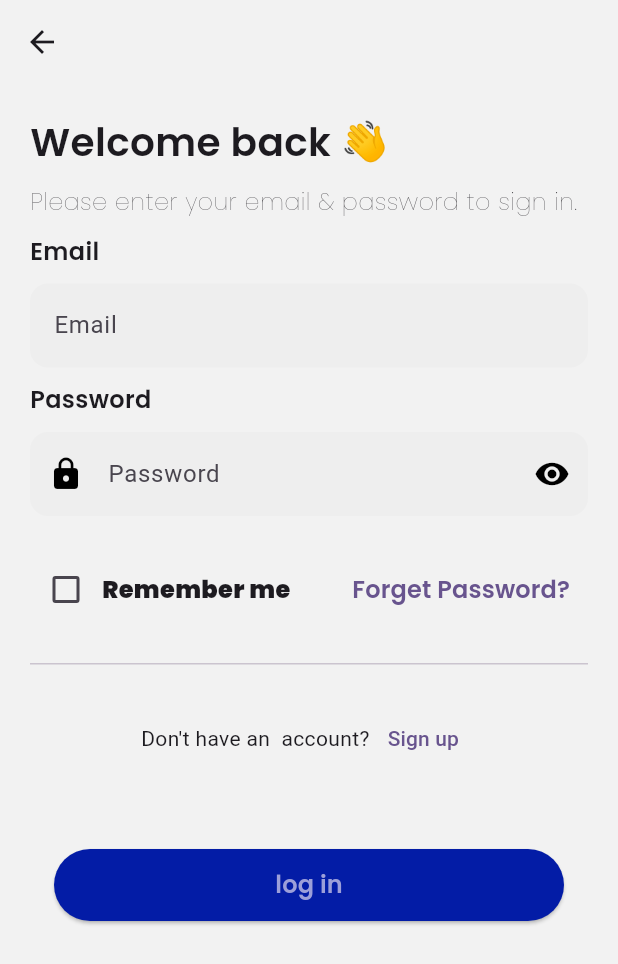
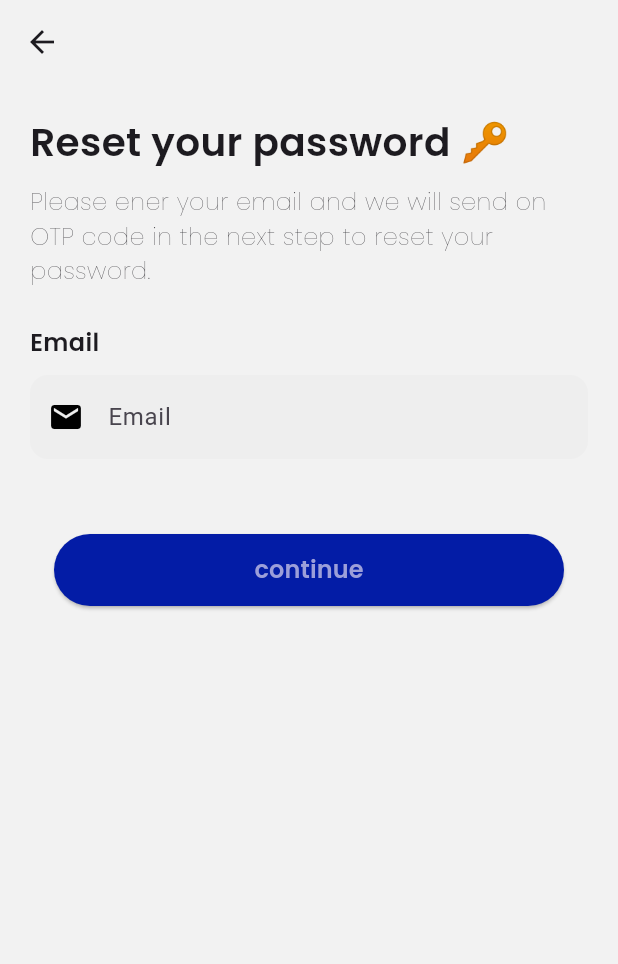
Before and after one commit to majdideveloper/pisiit, a Flutter app: the LoginScreen screen opened by its route, after a tap on "Forget Password?", on a phone screen of 412 x 824 dp. Shown: the top 964 px of the screen. Run offline on Flutter 3.47's test engine with Material 3 defaults, Android fonts, the phone set to English and light mode, and no system bars; our stand-ins replace cached_network_image, cloud_firestore, country_picker, firebase_auth, firebase_core, firebase_storage and 3 more; missing offline and left inert: mailer, otp; accounts and stored records are empty.

Commit message:
reset password

```diff
--- a/lib/features/auth/screens/login_screen.dart
+++ b/lib/features/auth/screens/login_screen.dart
@@ -1,6 +1,7 @@
 import 'package:flutter/material.dart';
 import 'package:flutter_riverpod/flutter_riverpod.dart';
 import 'package:pisiit/features/auth/controller/auth_controller.dart';
+import 'package:pisiit/features/auth/screens/reset_password.dart';
 import 'package:pisiit/features/auth/screens/signup_widget/widget_birthday.dart';
 import 'package:pisiit/features/auth/screens/signup_widget/widget_images.dart';
 import 'package:pisiit/features/auth/widgets/goto_signup.dart';
@@ -91,7 +92,9 @@ class _LoginScreenState extends ConsumerState<LoginScreen> {
                     ],
                   ),
                   TextButton(
-                      onPressed: () {},
+                      onPressed:(){
+                        Navigator.pushNamed(context, resetPassword.routeName);
+                      } ,
                       child: Text(
                         "Forget Password?",
                         style: textStyleTextBold,
--- /dev/null
+++ b/lib/features/auth/screens/reset_password.dart
@@ -0,0 +1,112 @@
+import 'package:flutter/material.dart';
+import 'package:pisiit/features/auth/screens/otp_verification.dart';
+import 'package:pisiit/features/auth/widgets/textfield_auth.dart';
+import 'package:pisiit/features/auth/widgets/widget_title.dart';
+import 'package:pisiit/utils/colors.dart';
+import 'package:pisiit/utils/helper_padding.dart';
+import 'package:pisiit/widgets/custom_button.dart';
+import 'package:otp/otp.dart';
+import 'package:mailer/mailer.dart';
+import 'package:mailer/smtp_server.dart';
+
+class resetPassword extends StatefulWidget {
+   static const routeName = '/resetPassword';
+  const resetPassword({super.key});
+
+  @override
+  State<resetPassword> createState() => _resetPasswordState();
+}
+
+class _resetPasswordState extends State<resetPassword> {
+
+    final emailController = TextEditingController();
+
+  final TextEditingController _otpcontroller = TextEditingController();
+
+//!Function to generate OTP code
+String generateOTP() {
+
+  String secretKey = 'KseJboUwSF';
+  String otp = OTP.generateTOTPCodeString(secretKey, DateTime.now().millisecondsSinceEpoch);
+
+  return otp;
+}
+//!Function to send mail
+final String username = 'pesstapp@gmail.com';
+final String password = '129@pesst';
+Future<void> sendEmail({required String to, required String subject, required String body}) async {
+
+  final smtpServer = gmail(username, password);
+  final message = Message()
+    ..from = Address(username, 'Pesst')
+    ..recipients.add(to)
+    ..subject = subject
+    ..text = body;
+
+  try {
+    final sendReport = await send(message, smtpServer);
+    print('Message sent: ${sendReport.toString()}');
+  } catch (e) {
+    print('Error sending email: $e');
+  }
+}
+
+//!Function to send OTP code
+Future<void> sendOTPToEmail(String email) async {
+  final String otp;
+
+  otp = generateOTP();
+  try {
+    await sendEmail(
+      to: email,
+      subject: 'Your Pesst OTP Code',
+      body: 'Your OTP code is: $otp',
+    );
+
+    print('OTP sent to $email successfully');
+  } catch (e) {
+    print('Error sending OTP to $email: $e');
+  }
+}
+
+  @override
+  Widget build(BuildContext context) {
+    return  Scaffold(
+      appBar: AppBar(),
+      body: SingleChildScrollView(
+        child: Padding(
+          padding:  EdgeInsets.all(20.0),
+         child: Column(children: [
+            const WidgetTitle(
+              title: "Reset your password 🔑",
+              subTitle: "Please ener your email and we will send on OTP code in the next step to reset your password."
+              ),
+              mediumPaddingVert,
+              TextFieldAuth(
+                prefixIcon: const Icon(
+                  Icons.email,
+                  color: blackColor,
+                ),
+                  controller: emailController,
+                  nameTextField: "Email",
+                ),
+                largePaddingVert,
+
+              CustomButton(
+                colorText: purpleColor,
+                textButton: "continue",
+                onPressed: ()async{
+                  sendOTPToEmail(emailController.text,);
+                   Navigator.pushNamed(context,
+                    otpVerification.routeName,
+                    arguments: emailController,
+
+                    );
+                },
+              ),
+          ],)
+          ),
+      ),
+    );
+  }
+}
--- a/lib/features/home/screen/home_application_screen.dart
+++ b/lib/features/home/screen/home_application_screen.dart
@@ -3,7 +3,7 @@ import 'package:flutter/material.dart';
 import 'package:flutter_riverpod/flutter_riverpod.dart';
 
 import 'package:pisiit/features/auth/controller/auth_controller.dart';
-import 'package:pisiit/features/home/screen/chats/chats_screen.dart';
+import 'package:pisiit/features/chat/screens/chats_screen.dart';
 import 'package:pisiit/features/home/screen/home/home_screen.dart';
 import 'package:pisiit/features/home/screen/my_profile/profile_screen.dart';
 import 'package:pisiit/models/user_model.dart';
--- a/lib/router.dart
+++ b/lib/router.dart
@@ -1,5 +1,7 @@
 import 'package:flutter/material.dart';
 import 'package:pisiit/features/auth/screens/login_screen.dart';
+import 'package:pisiit/features/auth/screens/otp_verification.dart';
+import 'package:pisiit/features/auth/screens/reset_password.dart';
 import 'package:pisiit/features/auth/screens/signup_screen.dart';
 import 'package:pisiit/features/home/screen/user_profile/user_profile.dart';
 import 'package:pisiit/models/user_model.dart';
@@ -9,6 +11,15 @@ Route<dynamic> generateRoute(RouteSettings settings) {
     case LoginScreen.routeName:
       return MaterialPageRoute(
         builder: (context) => const LoginScreen(),
+      );
+    case resetPassword.routeName:
+      return MaterialPageRoute(
+        builder: (context) => const resetPassword(),
+      );
+    case otpVerification.routeName:
+     final email = settings.arguments as TextEditingController;
+      return MaterialPageRoute(
+        builder: (context) =>  otpVerification(emailController: email,),
       );
     case SignUpScreen.routeName:
       return MaterialPageRoute(
--- a/pubspec.yaml
+++ b/pubspec.yaml
@@ -45,6 +45,8 @@ dependencies:
   firebase_storage: ^11.5.2
   uuid: ^4.2.1
   cached_network_image: ^3.3.0
+  otp: ^3.1.4
+  mailer: ^6.0.1
 
 dev_dependencies:
   flutter_test:
```
Also changed, not shown: lib/features/auth/screens/otp_verification.dart (added, +100 -0 lines), lib/features/auth/screens/create_newpassword.dart (added), pubspec.lock.
